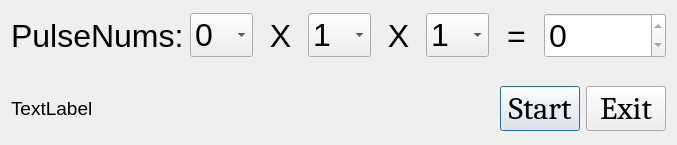
The window that dialog.ui (leavs/PulseGenerator) describes before a commit, drawn with Qt 5.
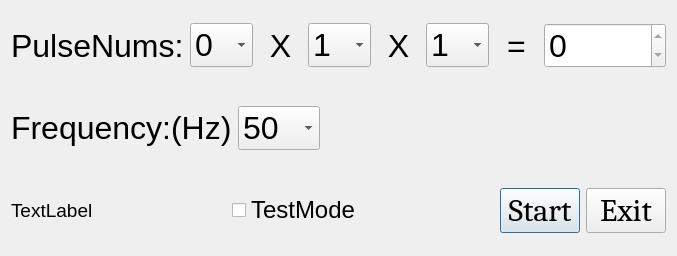
The same window after the commit.

Commit message: Add Frequency select function. Now support 50/100/150/500Hz.

Diff of the .ui file:
```diff
--- a/dialog.ui
+++ b/dialog.ui
@@ -7,7 +7,7 @@
     <x>0</x>
     <y>0</y>
     <width>677</width>
-    <height>145</height>
+    <height>256</height>
    </rect>
   </property>
   <property name="windowTitle">
@@ -272,6 +272,77 @@
      </item>
     </layout>
    </item>
+   <item>
+    <spacer name="horizontalSpacer_5">
+     <property name="orientation">
+      <enum>Qt::Horizontal</enum>
+     </property>
+     <property name="sizeHint" stdset="0">
+      <size>
+       <width>40</width>
+       <height>20</height>
+      </size>
+     </property>
+    </spacer>
+   </item>
+   <item>
+    <layout class="QHBoxLayout" name="horizontalLayout_2">
+     <item>
+      <widget class="QLabel" name="frequencyLab">
+       <property name="font">
+        <font>
+         <pointsize>24</pointsize>
+        </font>
+       </property>
+       <property name="text">
+        <string>Frequency:(Hz)</string>
+       </property>
+      </widget>
+     </item>
+     <item>
+      <widget class="QComboBox" name="c4Box">
+       <property name="font">
+        <font>
+         <pointsize>24</pointsize>
+        </font>
+       </property>
+       <item>
+        <property name="text">
+         <string>50</string>
+        </property>
+       </item>
+       <item>
+        <property name="text">
+         <string>100</string>
+        </property>
+       </item>
+       <item>
+        <property name="text">
+         <string>150</string>
+        </property>
+       </item>
+       <item>
+        <property name="text">
+         <string>500</string>
+        </property>
+       </item>
+      </widget>
+     </item>
+     <item>
+      <spacer name="horizontalSpacer_4">
+       <property name="orientation">
+        <enum>Qt::Horizontal</enum>
+       </property>
+       <property name="sizeHint" stdset="0">
+        <size>
+         <width>40</width>
+         <height>20</height>
+        </size>
+       </property>
+      </spacer>
+     </item>
+    </layout>
+   </item>
    <item>
     <spacer name="horizontalSpacer_2">
      <property name="orientation">
@@ -312,6 +383,31 @@
        </property>
       </spacer>
      </item>
+     <item>
+      <widget class="QCheckBox" name="testmodeCb">
+       <property name="font">
+        <font>
+         <pointsize>18</pointsize>
+        </font>
+       </property>
+       <property name="text">
+        <string>TestMode</string>
+       </property>
+      </widget>
+     </item>
+     <item>
+      <spacer name="horizontalSpacer_3">
+       <property name="orientation">
+        <enum>Qt::Horizontal</enum>
+       </property>
+       <property name="sizeHint" stdset="0">
+        <size>
+         <width>40</width>
+         <height>20</height>
+        </size>
+       </property>
+      </spacer>
+     </item>
      <item>
       <widget class="QPushButton" name="startBtn">
        <property name="font">
```
Left out of the diff: 9 changed lines with no effect on the pictures. The commit also changes 4 other files.
